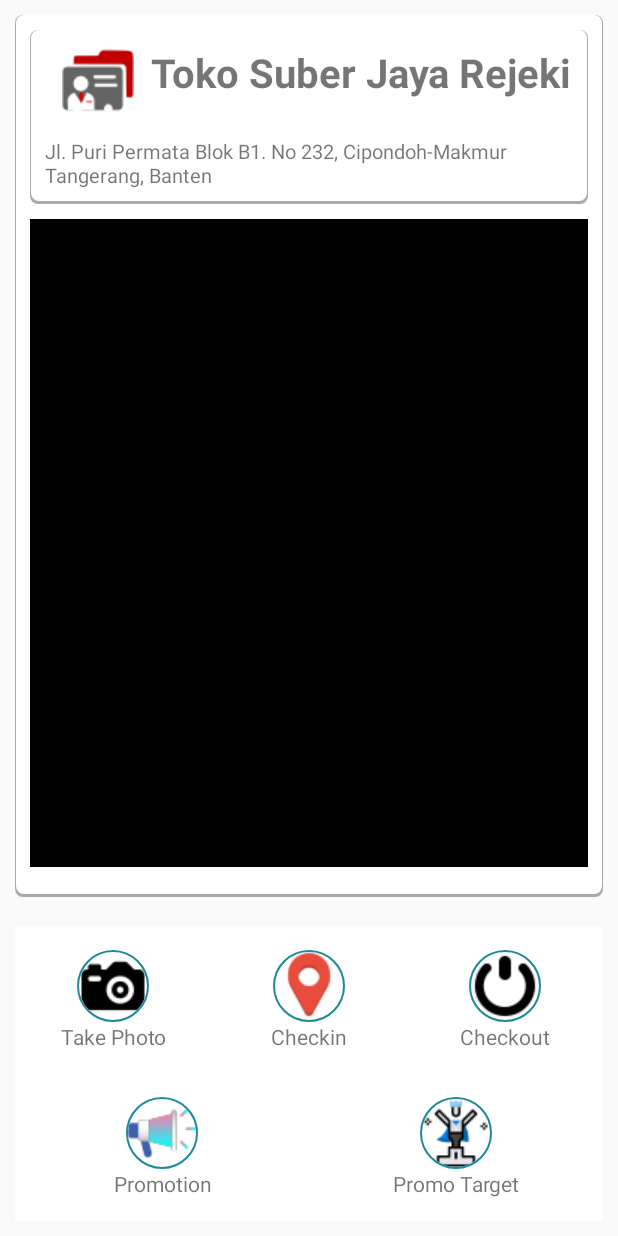
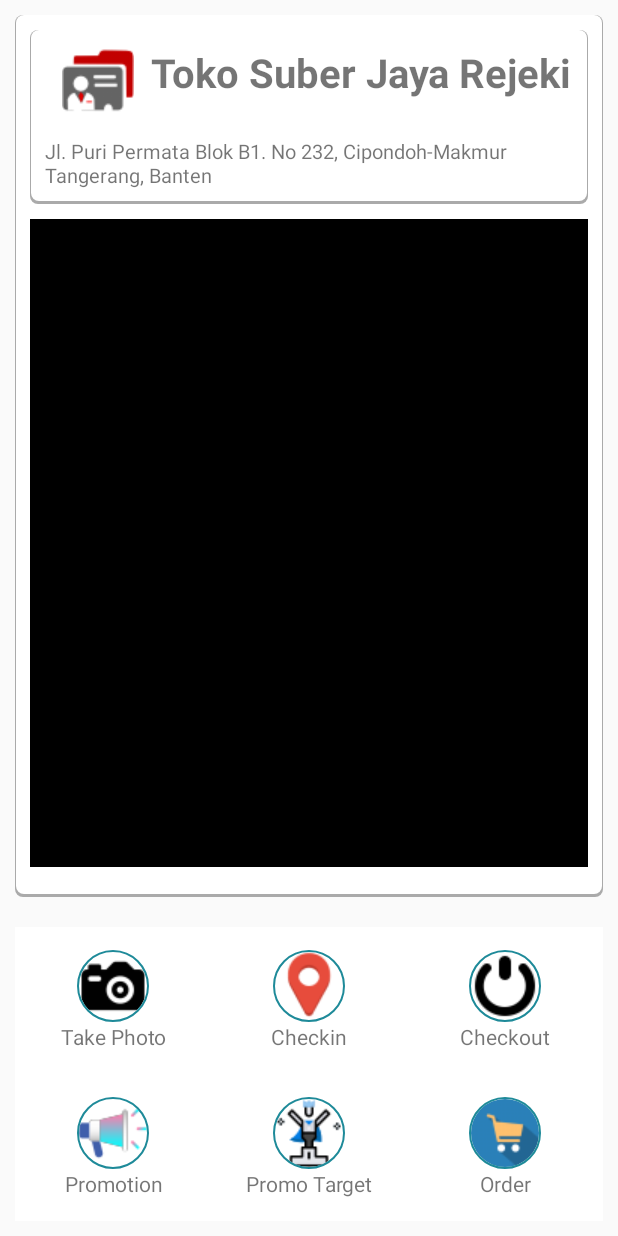
Before and after one commit to devibong/armex_mobile, an Android app: the CustInfoActivity screen opened directly, with no data from a screen before it, on a phone screen of 412 x 824 dp. Run offline under Robolectric (Android 15) with nearby library versions, the phone set to English and light mode, and no system bars; our stand-ins replace CircleImageView; 4 statements that could not run were skipped.

Commit message:
devibong 20190822 14:09

```diff
--- a/app/src/main/java/com/amex/mobileapps/CustInfoActivity.java
+++ b/app/src/main/java/com/amex/mobileapps/CustInfoActivity.java
@@ -79,6 +79,13 @@ public class CustInfoActivity extends AppCompatActivity {
             return;
         }
 
+        final ImageView ivCheckIn = findViewById(R.id.ivCheckIn);
+
+        if (ivCheckIn.getDrawable() == null){
+            Toast.makeText(this,"Please take a picture before chekin location !",Toast.LENGTH_SHORT).show();
+            return;
+        }
+
         //Get Location
         ServiceLocation serviceLocation = new ServiceLocation(this,ServiceLocation.PRIORITY_HIGH_ACCURACY);
         serviceLocation.updateCurrentLocation();
@@ -90,6 +97,7 @@ public class CustInfoActivity extends AppCompatActivity {
                 ContentValues dataLog = new ContentValues();
 
                 //String custId = tvCustId.getText().toString();
+
                 //dataLog.put("fin_cust_id",Integer.parseInt(custId));
                 dataLog.put("fst_cust_code",fstCustCode);
 
@@ -98,7 +106,7 @@ public class CustInfoActivity extends AppCompatActivity {
                 dataLog.put("fst_photo_path", filePath);
                 CheckinLogModel.insert(db,dataLog);
                 db.close();
-                ImageView ivCheckIn = findViewById(R.id.ivCheckIn);
+
                 ivCheckIn.setImageDrawable(null);
 
                 Toast.makeText(CustInfoActivity.this,"Data Location Saved !",Toast.LENGTH_SHORT).show();
--- a/app/src/main/java/com/amex/mobileapps/services/DownloadData.java
+++ b/app/src/main/java/com/amex/mobileapps/services/DownloadData.java
@@ -59,8 +59,6 @@ public class DownloadData {
         downloadRequest.makeRequest(urlString,new Response.Listener<String>(){
             @Override
             public void onResponse(String response) {
-
-
                 try{
                     JSONObject objResp = new JSONObject(response);
                     if (objResp.getString("status").equals("OK")){
@@ -187,7 +185,7 @@ public class DownloadData {
                         contentValues.put("fin_selling_price2J",item.getDouble("fin_selling_price2J"));
                         contentValues.put("fin_selling_price3J",item.getDouble("fin_selling_price3J"));
                         contentValues.put("fst_memo",item.getString("fst_memo"));
-
+                        Log.d("Download Item","downlaod data item ke " + i);
                         ItemsModel.insert(db,contentValues);
 
                     }
--- a/app/src/main/java/com/amex/mobileapps/services/UploadDataService.java
+++ b/app/src/main/java/com/amex/mobileapps/services/UploadDataService.java
@@ -129,7 +129,7 @@ public class UploadDataService extends IntentService {
             String imagePath = checkInLogs.getAsString("fst_photo_path");
             //Bitmap image = BitmapFactory.decodeFile(imagePath);
             //image.recycle();
-            Bitmap resizeImage = TakePhoto.getResizedBitmap(imagePath,500);
+            Bitmap resizeImage = TakePhoto.getResizedBitmap(imagePath,200);
             ContentValues uploadFile = null;
             if (resizeImage != null){
                 resizeImage.recycle();
--- a/app/src/main/res/layout/activity_cust_info.xml
+++ b/app/src/main/res/layout/activity_cust_info.xml
@@ -246,6 +246,30 @@
                     android:gravity="center"
                     android:text="Promo Target" />
             </LinearLayout>
+
+            <LinearLayout
+                android:layout_width="match_parent"
+                android:layout_height="match_parent"
+                android:layout_weight="1"
+                android:gravity="center"
+                android:orientation="vertical">
+
+                <de.hdodenhof.circleimageview.CircleImageView xmlns:app="http://schemas.android.com/apk/res-auto"
+                    android:id="@+id/imgvOrder"
+                    android:layout_width="wrap_content"
+                    android:layout_height="wrap_content"
+                    android:onClick="showItems"
+                    android:src="@drawable/cart"
+                    app:civ_border_color="#1E8A99"
+                    app:civ_border_width="1dp" />
+
+                <TextView
+                    android:id="@+id/textView7"
+                    android:layout_width="match_parent"
+                    android:layout_height="wrap_content"
+                    android:gravity="center"
+                    android:text="Order" />
+            </LinearLayout>
         </TableRow>
 
     </TableLayout>
--- a/build.gradle
+++ b/build.gradle
@@ -7,7 +7,7 @@ buildscript {
 
     }
     dependencies {
-        classpath 'com.android.tools.build:gradle:3.4.1'
+        classpath 'com.android.tools.build:gradle:3.4.2'
 
         // NOTE: Do not place your application dependencies here; they belong
         // in the individual module build.gradle files
```
Also changed, not shown: app/src/main/res/drawable/cart.png (added).
